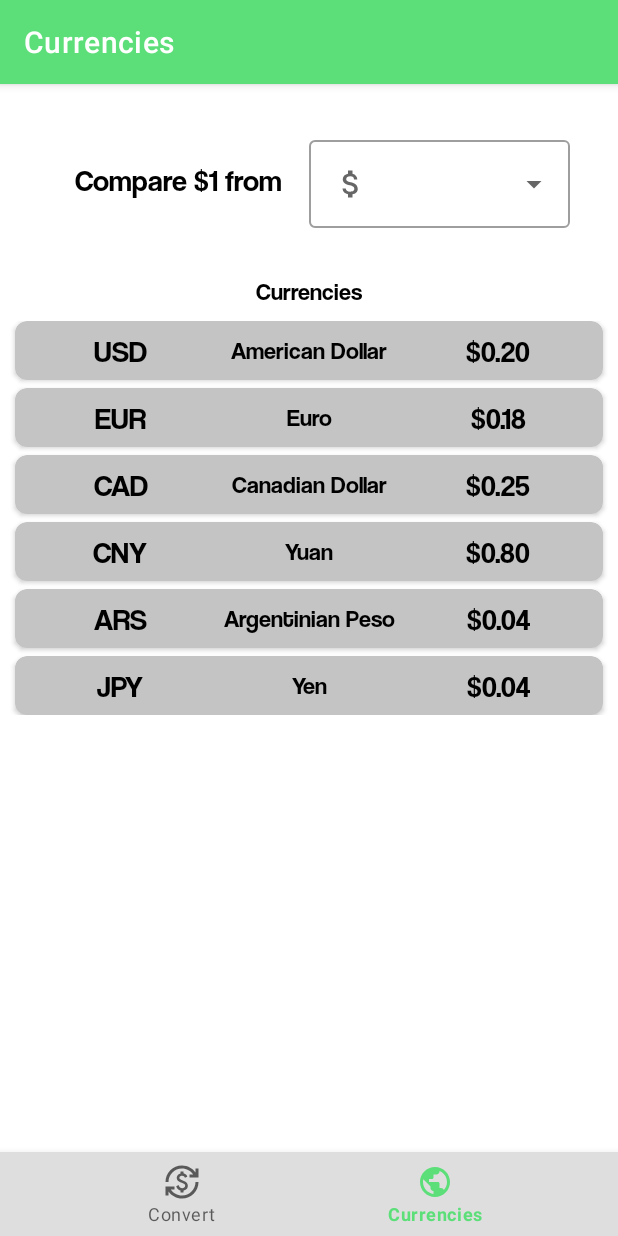
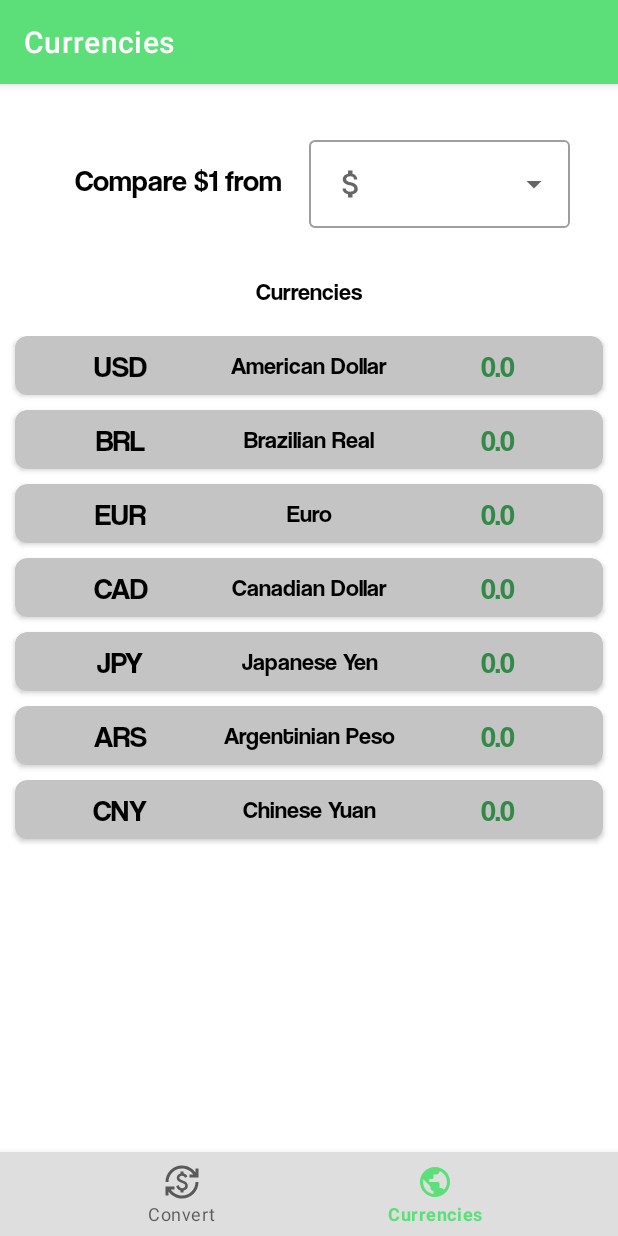
Before and after one commit to Gabriel-Bizarria/ConvertIt-App, an Android app: the screen it shows after launch (MainActivity), item 2 of the bottom bar chosen, on a phone screen of 412 x 824 dp. Run offline under Robolectric (Android 15) with nearby library versions, the phone set to English and light mode, and no system bars; our stand-ins replace navigation-ui.

Commit message:
Add: RecyclerView and Adapter

```diff
--- a/app/build.gradle
+++ b/app/build.gradle
@@ -50,7 +50,11 @@ dependencies {
     androidTestImplementation 'androidx.test.espresso:espresso-core:3.4.0'
     implementation "org.jetbrains.kotlinx:kotlinx-coroutines-core:1.5.2"
     implementation "org.jetbrains.kotlinx:kotlinx-coroutines-android:1.5.2"
+    implementation 'androidx.lifecycle:lifecycle-viewmodel-ktx:2.4.1'
+    implementation 'androidx.lifecycle:lifecycle-runtime-ktx:2.4.1'
+    implementation 'androidx.lifecycle:lifecycle-livedata-ktx:2.4.1'
     implementation 'com.squareup.retrofit2:retrofit:2.9.0'
     implementation 'com.squareup.retrofit2:converter-gson:2.9.0'
     implementation 'com.squareup.okhttp3:logging-interceptor:4.9.3'
+    implementation 'androidx.recyclerview:recyclerview:1.2.1'
 }
--- /dev/null
+++ b/app/src/main/java/com/convertit/convertitapp/MainCurrenciesList.kt
@@ -0,0 +1,21 @@
+package com.convertit.convertitapp
+
+import com.convertit.convertitapp.models.CurrenciesListResult
+
+class MainCurrenciesList {
+
+    companion object{
+
+        val currenciesList = listOf(
+            CurrenciesListResult("USD", "American Dollar", 0.0),
+            CurrenciesListResult("BRL", "Brazilian Real", 0.0),
+            CurrenciesListResult("EUR", "Euro",  0.0),
+            CurrenciesListResult("CAD", "Canadian Dollar", 0.0),
+            CurrenciesListResult("JPY", "Japanese Yen", 0.0),
+            CurrenciesListResult("ARS", "Argentinian Peso", 0.0),
+            CurrenciesListResult("CNY", "Chinese Yuan", 0.0)
+        )
+
+    }
+
+}
--- /dev/null
+++ b/app/src/main/java/com/convertit/convertitapp/adapter/CurrenciesListAdapter.kt
@@ -0,0 +1,47 @@
+package com.convertit.convertitapp.adapter
+
+import android.view.LayoutInflater
+import android.view.ViewGroup
+import androidx.recyclerview.widget.RecyclerView
+import com.convertit.convertitapp.MainCurrenciesList
+import com.convertit.convertitapp.databinding.CardviewCurrenciesBinding
+import com.convertit.convertitapp.models.CurrenciesListResult
+
+class CurrenciesListAdapter : RecyclerView.Adapter<RecyclerView.ViewHolder>(){
+
+    private var _binding: CardviewCurrenciesBinding? = null
+    private val binding get() = _binding!!
+
+    private var currenciesList : List<CurrenciesListResult> = MainCurrenciesList.currenciesList
+
+    override fun onCreateViewHolder(parent: ViewGroup, viewType: Int): RecyclerView.ViewHolder {
+        _binding = CardviewCurrenciesBinding.inflate(
+            LayoutInflater.from(parent.context),
+            parent,
+            false
+        )
+        return CurrencyViewHolder(binding)
+    }
+
+    override fun onBindViewHolder(holder: RecyclerView.ViewHolder, position: Int) {
+        when(holder){
+            is CurrencyViewHolder -> {
+                val currency = currenciesList[position]
+                holder.bind(currency)
+            }
+        }
+    }
+
+    override fun getItemCount(): Int = currenciesList.size
+
+    class CurrencyViewHolder constructor(
+        val binding: CardviewCurrenciesBinding
+    ): RecyclerView.ViewHolder(binding.root){
+
+        fun bind(currency: CurrenciesListResult){
+            binding.tvAcronymCurrency.text = currency.acronym
+            binding.tvCurrencyName.text = currency.currencyName
+            binding.tvCurrencyValue.text = currency.currencyValue.toString()
+        }
+    }
+}
--- /dev/null
+++ b/app/src/main/java/com/convertit/convertitapp/models/CurrenciesListResult.kt
@@ -0,0 +1,7 @@
+package com.convertit.convertitapp.models
+
+data class CurrenciesListResult(
+    val acronym: String,
+    val currencyName: String,
+    var currencyValue: Double
+)
--- a/app/src/main/java/com/convertit/convertitapp/model/Request.kt
+++ b/app/src/main/java/com/convertit/convertitapp/models/Request.kt
@@ -1,4 +1,4 @@
-package com.convertit.convertitapp.model
+package com.convertit.convertitapp.models
 
 data class Request(
     val firstCurrency: String,
--- a/app/src/main/java/com/convertit/convertitapp/ui/ConversionFragment.kt
+++ b/app/src/main/java/com/convertit/convertitapp/ui/ConversionFragment.kt
@@ -13,8 +13,7 @@ import com.convertit.convertitapp.viewModel.MainViewModel
 import com.convertit.convertitapp.R
 import com.convertit.convertitapp.databinding.FragmentConversionBinding
 import com.convertit.convertitapp.ui.helpers.formatter
-import com.convertit.convertitapp.model.Request
-import kotlinx.coroutines.async
+import com.convertit.convertitapp.models.Request
 import kotlinx.coroutines.launch
 
 class ConversionFragment : Fragment() {
@@ -29,7 +28,6 @@ class ConversionFragment : Fragment() {
         container: ViewGroup?,
         savedInstanceState: Bundle?
     ): View? {
-
         viewModel = ViewModelProvider(this).get(MainViewModel::class.java)
 
         // Inflate the layout for this fragment
@@ -46,6 +44,14 @@ class ConversionFragment : Fragment() {
     override fun onResume() {
         super.onResume()
 
+        setDropdownMenuAdapters()
+
+        binding.convertButton.setOnClickListener {
+            makeApiRequest()
+        }
+    }
+
+    fun setDropdownMenuAdapters(){
         val mainCurrencies = resources.getStringArray(R.array.main_currencies_list)
         val firstAdapter = ArrayAdapter(requireContext(), R.layout.dropdown_list_currencies, mainCurrencies)
 
@@ -59,8 +65,9 @@ class ConversionFragment : Fragment() {
         with(binding.itSecondCurrency){
             setAdapter(secondAdapter)
         }
+    }
 
-        binding.convertButton.setOnClickListener {
+    fun makeApiRequest(){
         val firstCurrency = binding.itMainCurrencies.text.toString()
         val secondCurrency = binding.itSecondCurrency.text.toString()
         var value = binding.tiValue.text.toString()
@@ -76,7 +83,7 @@ class ConversionFragment : Fragment() {
             binding.tvValueToConvert.text = formatter.format(value.toDouble())
 
             lifecycleScope.launch {
-                    viewModel.getCurrency(request).observe(viewLifecycleOwner) {
+                viewModel.getConversion(request).observe(viewLifecycleOwner) {
                     binding.tvResultConverted.text = formatter.format(it)
                 }
             }
@@ -84,4 +91,3 @@ class ConversionFragment : Fragment() {
         }
     }
 }
-}
--- a/app/src/main/java/com/convertit/convertitapp/ui/CurrenciesFragment.kt
+++ b/app/src/main/java/com/convertit/convertitapp/ui/CurrenciesFragment.kt
@@ -6,7 +6,11 @@ import android.view.LayoutInflater
 import android.view.View
 import android.view.ViewGroup
 import android.widget.ArrayAdapter
+import android.widget.LinearLayout
+import androidx.lifecycle.ViewModelProvider
+import androidx.recyclerview.widget.LinearLayoutManager
 import com.convertit.convertitapp.R
+import com.convertit.convertitapp.adapter.CurrenciesListAdapter
 import com.convertit.convertitapp.databinding.FragmentCurrenciesBinding
 import com.convertit.convertitapp.viewModel.MainViewModel
 
@@ -14,6 +18,7 @@ class CurrenciesFragment : Fragment() {
     private var _binding: FragmentCurrenciesBinding? = null
     private val binding get() = _binding!!
 
+    private lateinit var adapter: CurrenciesListAdapter
     private lateinit var viewModel: MainViewModel
 
     override fun onCreate(savedInstanceState: Bundle?) {
@@ -21,9 +26,12 @@ class CurrenciesFragment : Fragment() {
     }
 
     override fun onCreateView(
-        inflater: LayoutInflater, container: ViewGroup?,
+        inflater: LayoutInflater,
+        container: ViewGroup?,
         savedInstanceState: Bundle?
     ): View? {
+        viewModel = ViewModelProvider(this).get(MainViewModel::class.java)
+
         // Inflate the layout for this fragment
         _binding = FragmentCurrenciesBinding.inflate(layoutInflater, container, false)
         val view = binding.root
@@ -33,6 +41,23 @@ class CurrenciesFragment : Fragment() {
     override fun onResume() {
         super.onResume()
 
+        setDropdownMenuItems()
+        initRecyclerView()
+
+        viewModel.currencyLiveData.observe(viewLifecycleOwner){
+
+        }
+
+    }
+
+
+    fun initRecyclerView(){
+        adapter = CurrenciesListAdapter()
+        binding.currenciesRecyclerView.layoutManager = LinearLayoutManager(context)
+        binding.currenciesRecyclerView.adapter = adapter
+    }
+
+    fun setDropdownMenuItems(){
         val mainCurrencies = resources.getStringArray(R.array.main_currencies_list)
         val firstAdapter = ArrayAdapter(requireContext(), R.layout.dropdown_list_currencies, mainCurrencies)
 
@@ -40,6 +65,4 @@ class CurrenciesFragment : Fragment() {
             setAdapter(firstAdapter)
         }
     }
-
-
 }
--- a/app/src/main/java/com/convertit/convertitapp/viewModel/MainViewModel.kt
+++ b/app/src/main/java/com/convertit/convertitapp/viewModel/MainViewModel.kt
@@ -1,15 +1,13 @@
 package com.convertit.convertitapp.viewModel
 
-import android.content.res.Resources
 import android.util.Log
 import androidx.lifecycle.LiveData
 import androidx.lifecycle.MutableLiveData
 import androidx.lifecycle.ViewModel
 import androidx.lifecycle.viewModelScope
-import com.convertit.convertitapp.R
 import com.convertit.convertitapp.api.ApiService
 import com.convertit.convertitapp.constants.BASE_URL
-import com.convertit.convertitapp.model.Request
+import com.convertit.convertitapp.models.Request
 import com.convertit.convertitapp.util.NetworkUtils
 import kotlinx.coroutines.Dispatchers
 import kotlinx.coroutines.launch
@@ -18,31 +16,28 @@ import java.lang.Exception
 
 class MainViewModel(): ViewModel() {
 
-    val retrofitClient = NetworkUtils.getRetrofitInstance(BASE_URL)
-    val endpoint = retrofitClient.create(ApiService::class.java)
+    private val retrofitClient = NetworkUtils.getRetrofitInstance(BASE_URL)
+    private val endpoint: ApiService = retrofitClient.create(ApiService::class.java)
 
-    fun getCurrency(request: Request): LiveData<Double?> {
-        val conversionLiveData = MutableLiveData<Double?>()
-        val conversionError = MutableLiveData<String?>()
+    private val _conversionLiveData = MutableLiveData<Double>()
+    val conversionLiveData: LiveData<Double> = _conversionLiveData
 
+    private val _currencyLiveData = MutableLiveData<String>()
+    val currencyLiveData: LiveData<String> = _currencyLiveData
+
+    fun getConversion(request: Request): LiveData<Double> {
         viewModelScope.launch(Dispatchers.IO){
             try{
                 val response = endpoint.getCurrency(request.firstCurrency, request.secondCurrency).execute()
-
                 if(response.isSuccessful){
                     var data = response.body()?.entrySet()?.find {
                         it.key == "${request.firstCurrency}${request.secondCurrency}"
                     }!!.toPair()
-
                     println("THIS IS THE DATA THAT WE RECEIVED: ${data.toString()}")
-
                     var rateBid = data.second.asJsonObject.entrySet().find {it.key == "bid"}!!.toPair().second
                     val rate = rateBid.toString().replace('"', ' ').toDouble()
-                    conversionLiveData.postValue( rate * request.value)
-                }else{
-                    conversionError.postValue("Was not possible to contact the API, check your internet connection and try again.")
+                    _conversionLiveData.postValue( rate * request.value)
                 }
-
             }catch (e: Exception){
                 Log.v("API_REQUEST_ERROR","Was not possible to contact the API: ${e.message}")
             }
@@ -50,9 +45,14 @@ class MainViewModel(): ViewModel() {
         return conversionLiveData
     }
 
-    /*fun getOneCurrency(currency: String): List<LiveData<Double?>> {
+    fun getCurrencisList(currency: String) {
+        when{
+            _currencyLiveData.value != currency -> notifyObserver(currency)
+            else -> Unit
+        }
 
 
+    }
 
-    }*/
+    private fun notifyObserver(currency: String) = _currencyLiveData.postValue(currency)
 }
--- a/app/src/main/res/layout/cardview_currencies.xml
+++ b/app/src/main/res/layout/cardview_currencies.xml
@@ -5,7 +5,9 @@
     android:layout_height="wrap_content"
     xmlns:tools="http://schemas.android.com/tools"
     app:cardCornerRadius="8dp"
-    android:layout_margin="15dp"
+    android:layout_marginStart="10dp"
+    android:layout_marginEnd="10dp"
+    android:layout_marginBottom="10dp"
     android:padding="16dp"
     android:backgroundTint="@color/darker_gray">
 
@@ -17,6 +19,7 @@
 
         <TextView
             tools:text="USD"
+            android:id="@+id/tv_acronym_currency"
             android:layout_width="match_parent"
             android:layout_height="wrap_content"
             android:layout_gravity="center"
@@ -28,6 +31,19 @@
 
         <TextView
             tools:text="American Dollar"
+            android:id="@+id/tv_currency_name"
+            android:layout_width="match_parent"
+            android:layout_height="wrap_content"
+            android:layout_gravity="center"
+            android:textSize="16sp"
+            android:layout_weight="1"
+            android:fontFamily="@font/coolvetica_regular"
+            android:textAlignment="center"
+            android:textColor="@color/black" />
+
+        <TextView
+            tools:text="$0.20"
+            android:id="@+id/tv_currency_value"
             android:layout_width="match_parent"
             android:layout_height="wrap_content"
             android:layout_gravity="center"
@@ -35,18 +51,7 @@
             android:layout_weight="1"
             android:fontFamily="@font/coolvetica_regular"
             android:textAlignment="center"
-            android:textColor="@color/black" />
-
-        <TextView
-            tools:text="$0.20"
-            android:layout_width="match_parent"
-            android:layout_height="wrap_content"
-            android:layout_gravity="center"
-            android:textSize="20sp"
-            android:layout_weight="1"
-            android:fontFamily="@font/coolvetica_regular"
-            android:textAlignment="center"
-            android:textColor="@color/black" />
+            android:textColor="@color/darker_green" />
 
     </LinearLayout>
 
--- a/app/src/main/res/layout/fragment_conversion.xml
+++ b/app/src/main/res/layout/fragment_conversion.xml
@@ -155,12 +155,13 @@
             android:layout_width="match_parent"
             android:layout_height="wrap_content"
             android:layout_marginStart="20dp"
+            android:layout_marginTop="36dp"
             android:layout_marginEnd="20dp"
-            android:layout_marginTop="20dp"
             android:backgroundTint="@color/lighter_gray"
             android:visibility="gone"
             app:cardCornerRadius="10dp"
             app:layout_constraintEnd_toEndOf="parent"
+            app:layout_constraintHorizontal_bias="0.0"
             app:layout_constraintStart_toStartOf="parent"
             app:layout_constraintTop_toBottomOf="@id/convert_button"
             tools:visibility="visible">
--- a/app/src/main/res/layout/fragment_currencies.xml
+++ b/app/src/main/res/layout/fragment_currencies.xml
@@ -55,7 +55,7 @@
 
             <TextView
                 android:id="@+id/tv_currencies"
-                android:layout_width="match_parent"
+                android:layout_width="0dp"
                 android:layout_height="wrap_content"
                 android:layout_margin="32dp"
                 android:fontFamily="@font/coolvetica_regular"
@@ -63,10 +63,23 @@
                 android:textAlignment="center"
                 android:textColor="@color/black"
                 android:textSize="16sp"
+                app:layout_constraintEnd_toEndOf="parent"
                 app:layout_constraintStart_toStartOf="parent"
                 app:layout_constraintTop_toBottomOf="@+id/main_linearlayout" />
 
-            <LinearLayout
+            <androidx.recyclerview.widget.RecyclerView
+                android:id="@+id/currencies_recycler_view"
+                android:layout_marginTop="20dp"
+                android:layout_width="match_parent"
+                android:layout_height="wrap_content"
+                app:layout_constraintEnd_toEndOf="parent"
+                app:layout_constraintStart_toStartOf="parent"
+                app:layout_constraintTop_toBottomOf="@+id/tv_currencies"
+                android:orientation="vertical"
+                tools:listitem="@layout/cardview_currencies"
+                tools:itemCount="7"/>
+
+            <!--<LinearLayout
                 android:layout_width="match_parent"
                 android:layout_height="wrap_content"
                 android:layout_marginTop="10dp"
@@ -93,7 +106,7 @@
                             android:layout_gravity="center"
                             android:layout_weight="1"
                             android:fontFamily="@font/coolvetica_regular"
-                            android:text="USD"
+                            android:text="@string/tv_acronym_currency_usd"
                             android:textAlignment="center"
                             android:textColor="@color/black"
                             android:textSize="20sp" />
@@ -104,7 +117,7 @@
                             android:layout_gravity="center"
                             android:layout_weight="1"
                             android:fontFamily="@font/coolvetica_regular"
-                            android:text="American Dollar"
+                            android:text="@string/tv_currency_name_usd"
                             android:textAlignment="center"
                             android:textColor="@color/black"
                             android:textSize="16sp" />
@@ -375,7 +388,7 @@
                             android:layout_gravity="center"
                             android:layout_weight="1"
                             android:fontFamily="@font/coolvetica_regular"
-                            android:text="$0.04"
+                            android:text="@string/tv_currency_value_jpy"
                             android:textAlignment="center"
                             android:textColor="@color/black"
                             android:textSize="20sp" />
@@ -383,7 +396,59 @@
 
                 </androidx.cardview.widget.CardView>
 
-            </LinearLayout>
+                <androidx.cardview.widget.CardView
+                    android:layout_width="match_parent"
+                    android:layout_height="wrap_content"
+                    android:layout_marginStart="10dp"
+                    android:layout_marginTop="5dp"
+                    android:layout_marginEnd="10dp"
+                    android:backgroundTint="@color/darker_gray"
+                    app:cardCornerRadius="8dp">
+
+                    <LinearLayout
+                        android:layout_width="match_parent"
+                        android:layout_height="match_parent"
+                        android:layout_margin="7dp"
+                        android:orientation="horizontal">
+
+                        <TextView
+                            android:layout_width="match_parent"
+                            android:layout_height="wrap_content"
+                            android:layout_gravity="center"
+                            android:layout_weight="1"
+                            android:fontFamily="@font/coolvetica_regular"
+                            android:text="@string/tv_acronym_currency_brl"
+                            android:textAlignment="center"
+                            android:textColor="@color/black"
+                            android:textSize="20sp" />
+
+                        <TextView
+                            android:layout_width="match_parent"
+                            android:layout_height="wrap_content"
+                            android:layout_gravity="center"
+                            android:layout_weight="1"
+                            android:fontFamily="@font/coolvetica_regular"
+                            android:text="@string/tv_name_currency_brazilian"
+                            android:textAlignment="center"
+                            android:textColor="@color/black"
+                            android:textSize="16sp" />
+
+                        <TextView
+                            android:id="@+id/tv_value_currency_brl"
+                            android:layout_width="match_parent"
+                            android:layout_height="wrap_content"
+                            android:layout_gravity="center"
+                            android:layout_weight="1"
+                            android:fontFamily="@font/coolvetica_regular"
+                            android:text="@string/tv_currency_value_brl"
+                            android:textAlignment="center"
+                            android:textColor="@color/black"
+                            android:textSize="20sp" />
+                    </LinearLayout>
+
+                </androidx.cardview.widget.CardView>
+
+            </LinearLayout>-->
 
         </androidx.constraintlayout.widget.ConstraintLayout>
     </ScrollView>
--- a/app/src/main/res/values/strings.xml
+++ b/app/src/main/res/values/strings.xml
@@ -13,6 +13,12 @@
     <string name="compare_one_from">Compare $1 from</string>
     <string name="toast_alert_not_valid_value">This value is not valid or the same currencies are selected!</string>
     <string name="toast_alert_no_response_from_api">Was not possible to contact the API, check your internet connection and try again.</string>
+    <string name="tv_name_currency_brazilian">Brazilian Real</string>
+    <string name="tv_acronym_currency_brl">BRL</string>
+    <string name="tv_acronym_currency_usd">USD</string>
+    <string name="tv_currency_name_usd">American Dollar</string>
+    <string name="tv_currency_value_brl">$0.04</string>
+    <string name="tv_currency_value_jpy">$0.04</string>
 
 
     <!-- DropDown menu Main Currencies -->
```
Lines whose indentation alone changed are shown as unchanged.
